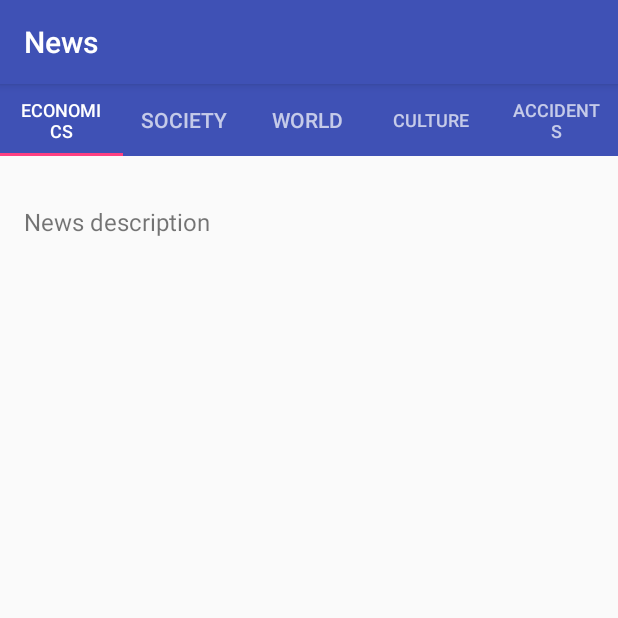
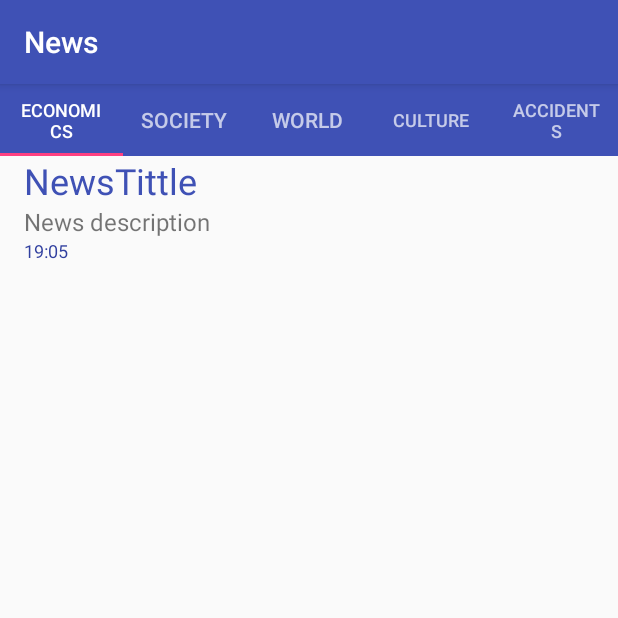
Before and after one commit to bleak96/News6, an Android app: the screen it shows after launch (MainActivity), on a phone screen of 412 x 824 dp, the top half of it. Run offline under Robolectric (Android 15) with nearby library versions, the phone set to English and light mode, and no system bars; our stand-ins replace ButterKnife; 1 statement that could not run was skipped.

```diff
--- a/mobile/src/main/java/com/example/asus/news/activity/MainActivity.java
+++ b/mobile/src/main/java/com/example/asus/news/activity/MainActivity.java
@@ -1,12 +1,14 @@
 package com.example.asus.news.activity;
 
 
+import android.support.v4.app.FragmentTransaction;
 import android.os.Bundle;
 import android.support.v4.view.ViewPager;
 import android.support.v7.app.AppCompatActivity;
 
 import com.example.asus.news.R;
 import com.example.asus.news.adapters.FragmentAdapter;
+import com.example.asus.news.fragments.RecyclerViewCustomFragment;
 
 import butterknife.BindView;
 import butterknife.ButterKnife;
@@ -20,6 +22,12 @@ public class MainActivity extends AppCompatActivity {
     protected void onCreate(Bundle savedInstanceState) {
         super.onCreate(savedInstanceState);
         setContentView(R.layout.activity_main);
+
+        if (savedInstanceState==null) {
+            FragmentTransaction transaction = getSupportFragmentManager().beginTransaction();
+            RecyclerViewCustomFragment fragment = new RecyclerViewCustomFragment();
+
+        }
         ButterKnife.bind(this);
 
         initViewPager();
--- a/mobile/src/main/java/com/example/asus/news/api/TutService.java
+++ b/mobile/src/main/java/com/example/asus/news/api/TutService.java
@@ -10,10 +10,10 @@ import retrofit2.http.POST;
 public interface TutService {
 
     @GET("rss/economics.rss")
-    List<TutNews> getNews();
+    List<TutNews> getEconomicsNews();
 
     @GET("rss/society.rss")
-    List<TutNews> getEconomicsNews();
+    List<TutNews> getSocietyNews();
 
     @GET("rss/world.rss")
     List <TutNews> getWorldNews();
--- a/mobile/src/main/res/layout/list_item.xml
+++ b/mobile/src/main/res/layout/list_item.xml
@@ -17,7 +17,7 @@
             android:layout_height="wrap_content"
             android:textColor="@color/colorPrimary"
             android:textSize="24sp"
-            tools:text="NewsTittle" />
+            android:text="NewsTittle" />
         <ImageView
             android:id="@+id/news_description"
             android:layout_width="wrap_content"
@@ -38,7 +38,7 @@
             android:layout_height="wrap_content"
             android:textColor="@color/colorPrimaryDark"
             android:textSize="12sp"
-            tools:text="19:05" />
+            android:text="19:05" />
 
 
     </LinearLayout>
--- a/mobile/src/main/res/values/strings.xml
+++ b/mobile/src/main/res/values/strings.xml
@@ -8,4 +8,5 @@
     <string name="title_fragment_culture">Culture</string>
     <string name="title_fragment_accidents">Accidents</string>
 
+
 </resources>
```
